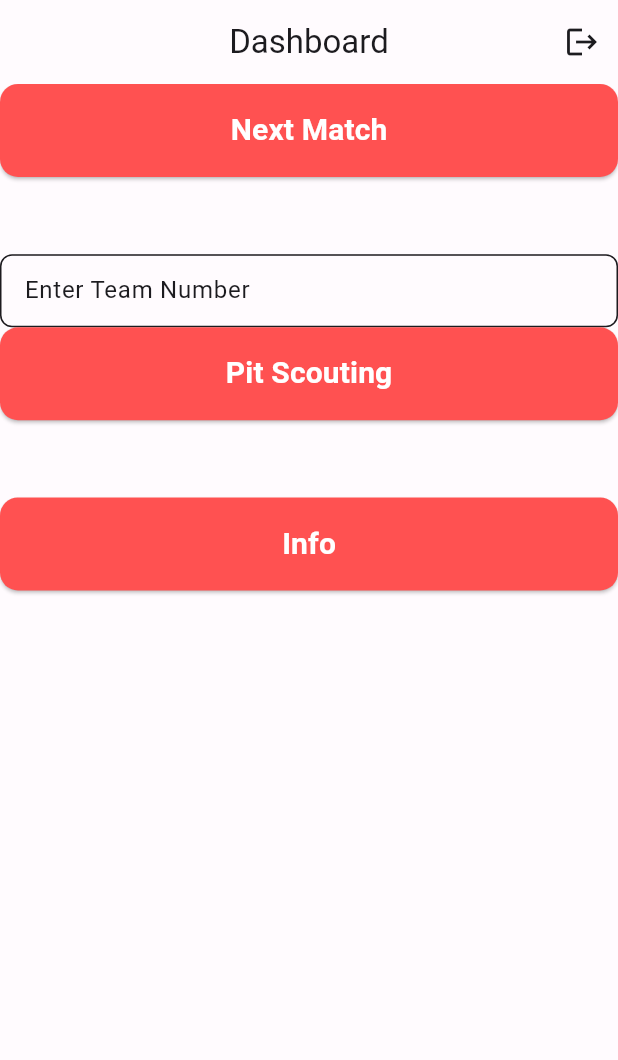
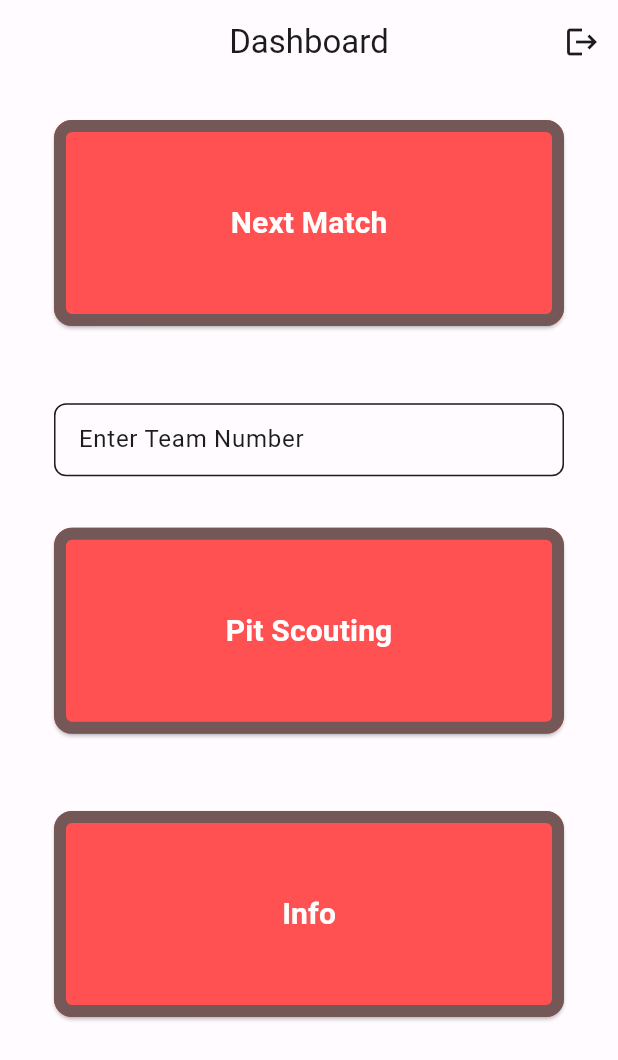
Before and after one commit to Ambitious-Jay/frc-scouting-demo, a Flutter app: the screen it shows after launch, on a phone screen of 412 x 824 dp. Shown: the top 1060 px of the screen. Run offline on Flutter 3.47's test engine with Material 3 defaults, Android fonts, the phone set to English and light mode, and no system bars; our stand-ins replace fl_chart, shared_preferences.

Commit message:
minor visual changes to dashboard

```diff
--- a/lib/dashboard_page.dart
+++ b/lib/dashboard_page.dart
@@ -57,10 +57,15 @@ class DashboardPage extends StatelessWidget {
           ),
         ],
       ),
-      body: Column(
+      body:
+      Padding(
+        padding: const EdgeInsets.only(top: 24, left: 36, right: 36),
+        child: Column(
           crossAxisAlignment: CrossAxisAlignment.stretch,
           children: [
-          ElevatedButton(
+            SizedBox(
+              height: height / 6,
+              child: ElevatedButton(
               onPressed: () {
                 Navigator.push(
                   context,
@@ -72,6 +77,10 @@ class DashboardPage extends StatelessWidget {
               },
               style: ElevatedButton.styleFrom(
                 backgroundColor: colorScheme.primary,
+                side: BorderSide(
+                  color: colorScheme.secondary,
+                  width: 8.0,
+                ),
                 padding: EdgeInsets.symmetric(vertical: height * 0.02),
                 shape: RoundedRectangleBorder(
                   borderRadius: BorderRadius.circular(12),
@@ -83,6 +92,7 @@ class DashboardPage extends StatelessWidget {
                     color: Colors.white,
                     fontSize: 20,
                     fontWeight: FontWeight.bold),
+              ),
             ),
             ),
             SizedBox(height: height/16),
@@ -97,7 +107,10 @@ class DashboardPage extends StatelessWidget {
               ),
               keyboardType: TextInputType.number,
             ),
-          ElevatedButton(
+            SizedBox(height: height/24),
+            SizedBox(
+              height: height / 6,
+              child: ElevatedButton(
                 onPressed: () {
                   String teamName = _teamController.text.trim();
                   if (teamName.isNotEmpty) {
@@ -115,6 +128,10 @@ class DashboardPage extends StatelessWidget {
                 },
                 style: ElevatedButton.styleFrom(
                   backgroundColor: colorScheme.primary,
+                  side: BorderSide(
+                    color: colorScheme.secondary,
+                    width: 8.0,
+                  ),
                   padding: EdgeInsets.symmetric(vertical: height * 0.02),
                   shape: RoundedRectangleBorder(
                     borderRadius: BorderRadius.circular(12),
@@ -128,8 +145,11 @@ class DashboardPage extends StatelessWidget {
                       fontWeight: FontWeight.bold),
                 ),
               ),
+            ),
             SizedBox(height: height/16),
-          ElevatedButton(
+            SizedBox(
+              height: height / 6,
+              child: ElevatedButton(
                 onPressed: () {
                   Navigator.push(
                     context,
@@ -143,6 +163,10 @@ class DashboardPage extends StatelessWidget {
                 },
                 style: ElevatedButton.styleFrom(
                   backgroundColor: colorScheme.primary,
+                  side: BorderSide(
+                    color: colorScheme.secondary,
+                    width: 8.0,
+                  ),
                   padding: EdgeInsets.symmetric(vertical: height * 0.02),
                   shape: RoundedRectangleBorder(
                     borderRadius: BorderRadius.circular(12),
@@ -155,9 +179,10 @@ class DashboardPage extends StatelessWidget {
                       fontSize: 20,
                       fontWeight: FontWeight.bold),
                 ),
-          ),
+              )
+            )
           ],
         ),
-    );
+    ));
   }
 }
```
Lines whose indentation alone changed are shown as unchanged.
